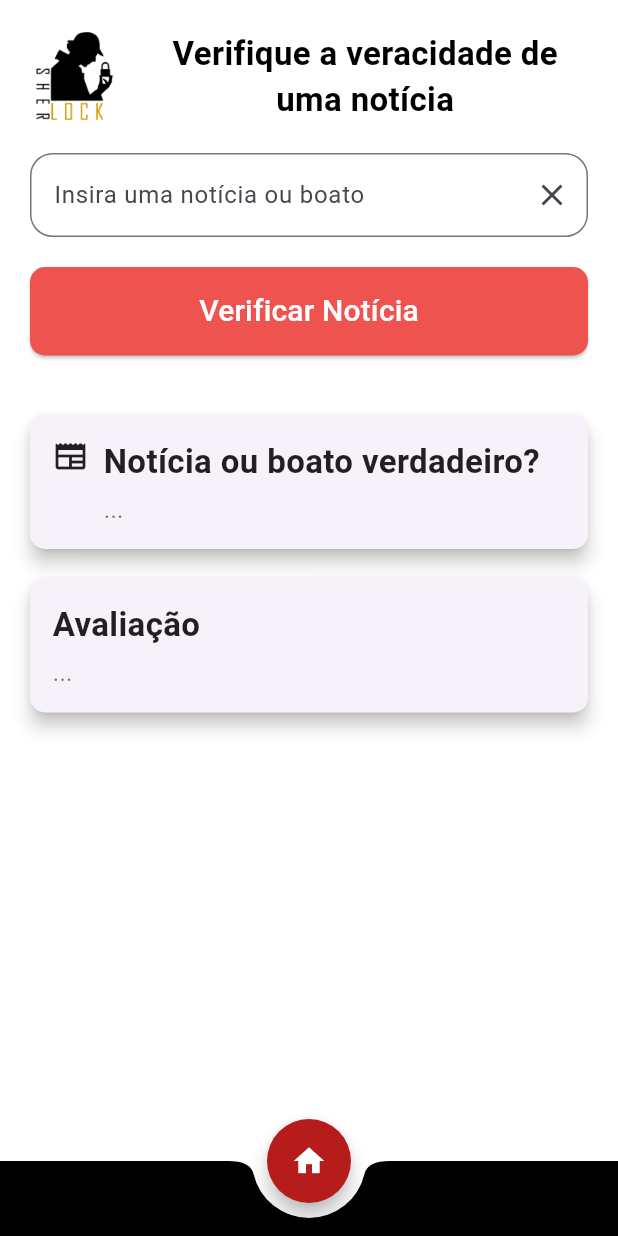
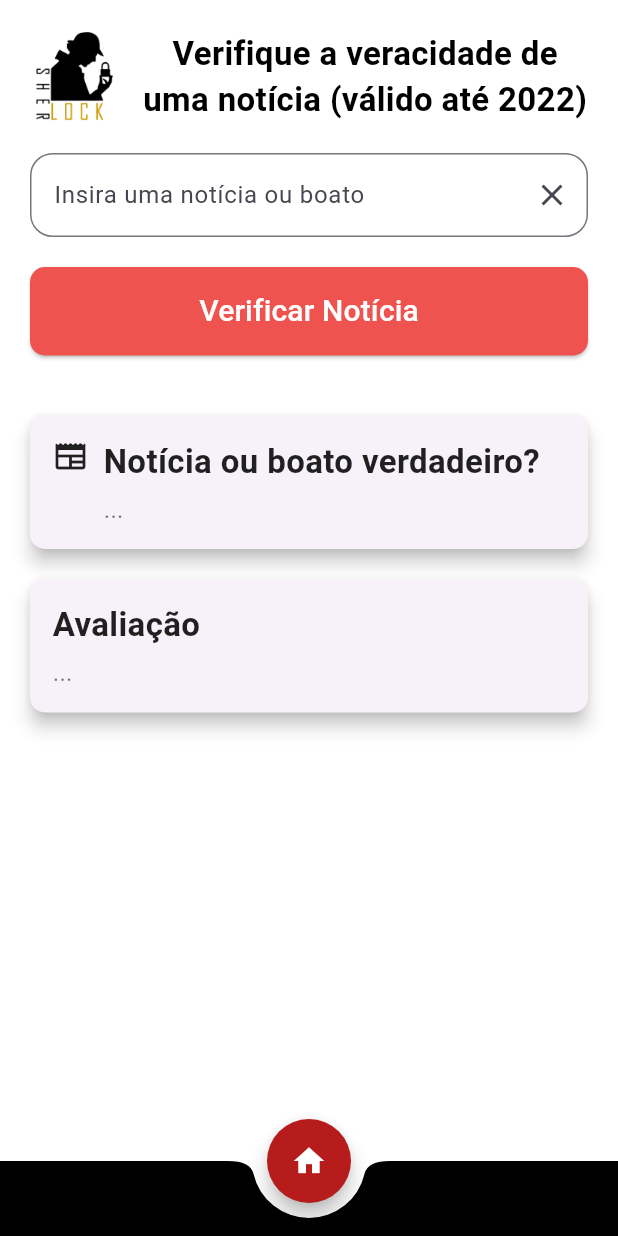
Before and after one commit to CoderGustavo/sherlock, a Flutter app: the FakeNews screen opened directly, on a phone screen of 412 x 824 dp. Run offline on Flutter 3.47's test engine with Material 3 defaults, Android fonts, the phone set to English and light mode, and no system bars; our stand-ins replace smooth_page_indicator.

Commit message:
Add flag in fakenews feature

```diff
--- a/lib/view/fakenews.dart
+++ b/lib/view/fakenews.dart
@@ -47,7 +47,7 @@ class _FakeNewsState extends State<FakeNews> {
                   SizedBox(width: 15),
                   Flexible(
                     child: Text(
-                      'Verifique a veracidade de uma notícia',
+                      'Verifique a veracidade de uma notícia (válido até 2022)',
                       textAlign: TextAlign.center,
                       style: TextStyle(
                         fontSize: 22,
```
Also changed, not shown: 4 other files.
